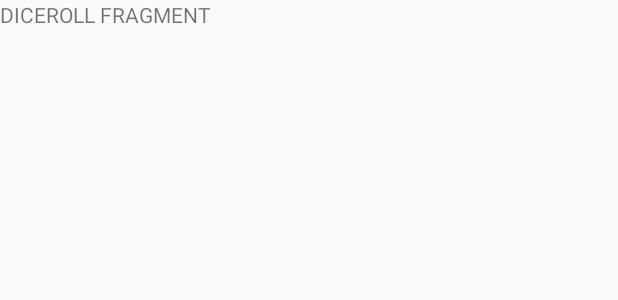
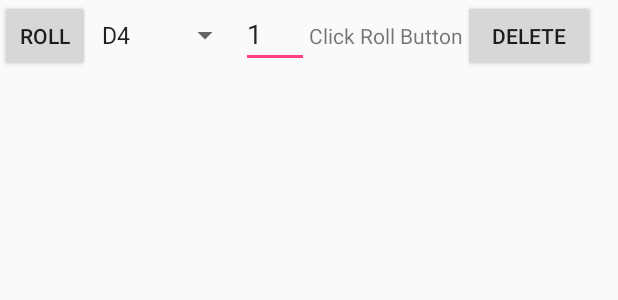
Before and after one commit to Axelilovic/ProjectJDR, an Android app: the layout fragment_diceroll.xml on its own in the app's theme, with its tools: preview values and no code run, on a phone screen of 412 x 824 dp. Shown: the top 300 px of the screen. Run offline under Robolectric (Android 15) with nearby library versions, the phone set to English and light mode, and no system bars.

Commit message:
Implemented alpha version of diceroller fragment

```diff
--- a/app/src/main/res/layout/fragment_diceroll.xml
+++ b/app/src/main/res/layout/fragment_diceroll.xml
@@ -1,13 +1,42 @@
-<FrameLayout xmlns:android="http://schemas.android.com/apk/res/android"
+<LinearLayout xmlns:android="http://schemas.android.com/apk/res/android"
     xmlns:tools="http://schemas.android.com/tools"
     android:layout_width="match_parent"
     android:layout_height="match_parent"
-    tools:context="jdr.projet.myapplication.Fragments.DicerollFragment">
+    tools:context="jdr.projet.myapplication.Fragments.DicerollFragment"
+    android:id="@+id/layout">
 
     <!-- TODO: Update blank fragment layout -->
+
+    <Button
+        android:id="@+id/buttonRoll"
+        android:layout_width="60dp"
+        android:layout_height="wrap_content"
+        android:text="@string/btn_rollDice" />
+
+    <Spinner
+        android:id="@+id/diceType"
+        android:layout_width="wrap_content"
+        android:layout_height="wrap_content"
+        android:entries="@array/dice_types_array"/>
+
+    <EditText
+        android:id="@+id/diceCount"
+        android:layout_width="45dp"
+        android:layout_height="wrap_content"
+        android:ems="10"
+        android:inputType="textPersonName"
+        android:text="1" />
+
     <TextView
-    android:layout_width="match_parent"
-    android:layout_height="match_parent"
-    android:text="DICEROLL FRAGMENT" />
+        android:id="@+id/diceResult"
+        android:layout_width="wrap_content"
+        android:layout_height="wrap_content"
+        android:text="@string/roll_prompt" />
 
-</FrameLayout>
+    <Button
+        android:id="@+id/buttonDelete"
+        android:layout_width="wrap_content"
+        android:layout_height="wrap_content"
+        android:text="@string/btn_delete" />
+
+</LinearLayout>
--- a/app/src/main/res/values/strings.xml
+++ b/app/src/main/res/values/strings.xml
@@ -8,4 +8,15 @@
     <string name="title_soundmanager">Sound Manager</string>
     <string name="title_generators">Generators</string>
     <string name="title_chat">Chat</string>
+    <string name="btn_rollDice">Roll</string>
+    <string name="btn_delete">Delete</string>
+    <string name="roll_prompt">Click Roll Button</string>
+    <string-array name="dice_types_array">
+        <item>D4</item>
+        <item>D8</item>
+        <item>D10</item>
+        <item>D12</item>
+        <item>D20</item>
+        <item>D100</item>
+    </string-array>
 </resources>
```
Also changed, not shown: app/src/main/java/jdr/projet/myapplication/Fragments/DicerollFragment.java (+96 -2 lines), app/src/main/java/jdr/projet/myapplication/MainActivity.java (+5 -3 lines).
